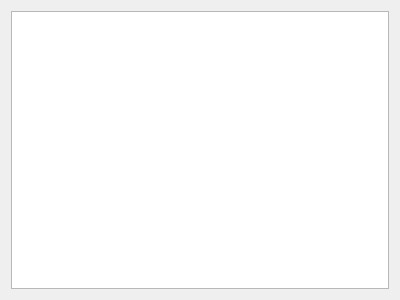
Old version of the form ui/og1_results.ui in the repository Inigobarbe/VFSMOD-GUI.
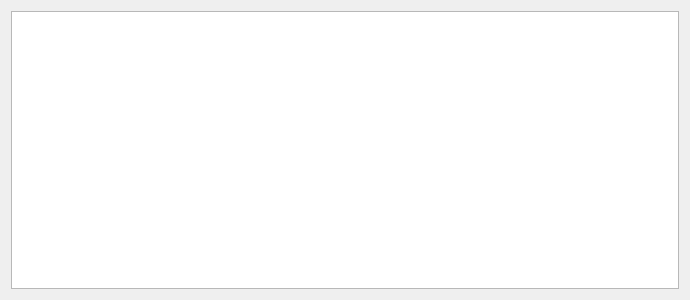
New version of the form.

```diff
--- a/ui/og1_results.ui
+++ b/ui/og1_results.ui
@@ -6,7 +6,7 @@
    <rect>
     <x>0</x>
     <y>0</y>
-    <width>400</width>
+    <width>690</width>
     <height>300</height>
    </rect>
   </property>
```
